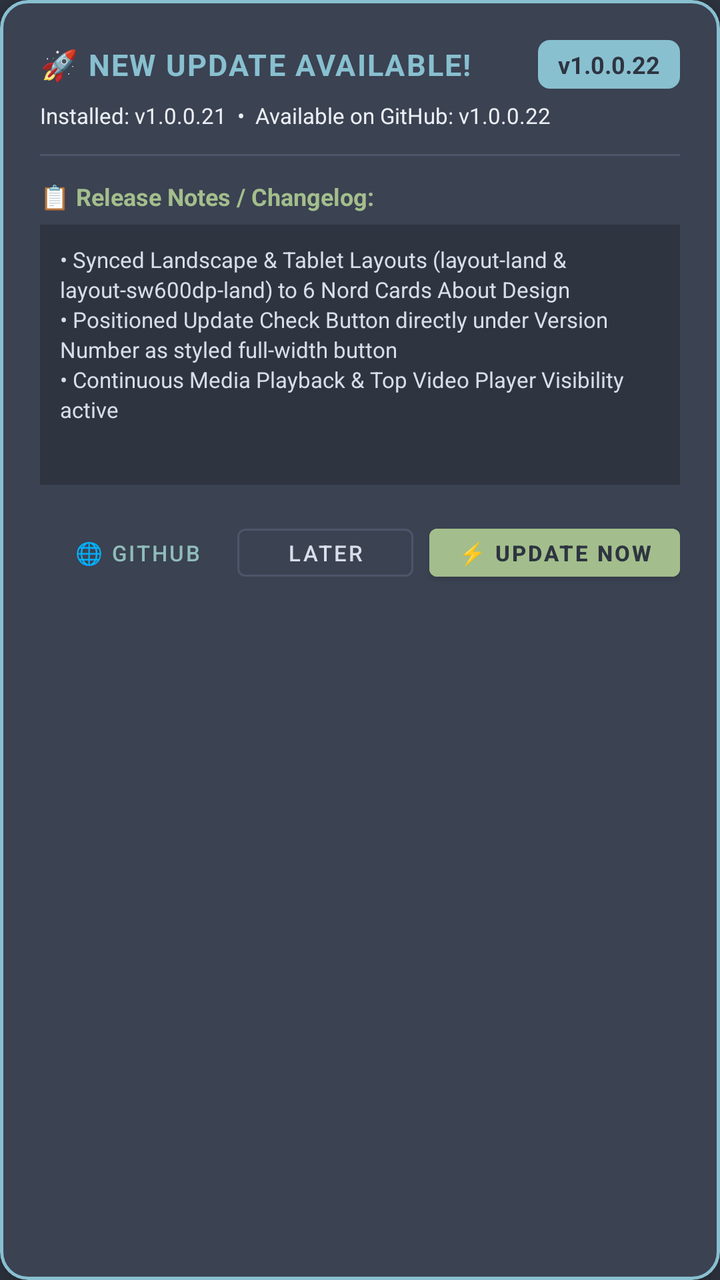
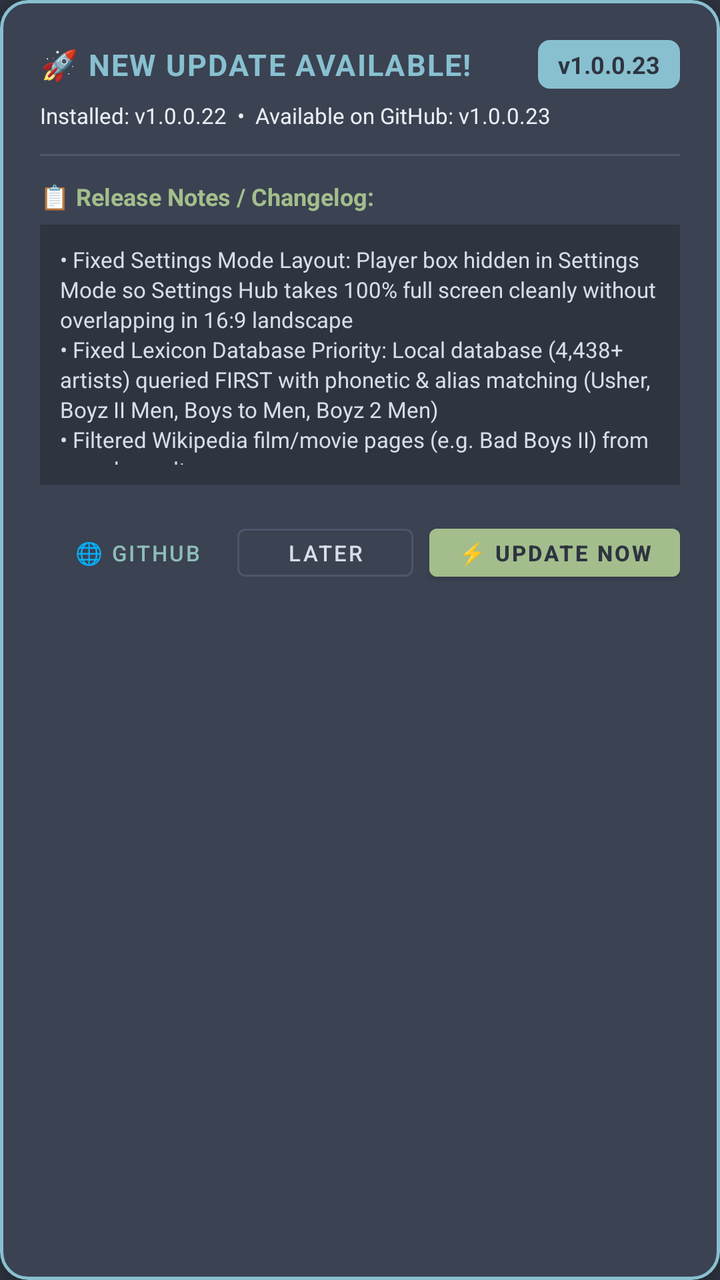

The first picture is an Android layout as it rendered before a commit; the second is the same layout after the commit. The layout source and the unified diff follow.
<!-- AndroidManifest.xml: application theme Theme.SNfetchPLAYER -->
<!-- res/layout/dialog_app_update.xml -->
<?xml version="1.0" encoding="utf-8"?>
<com.google.android.material.card.MaterialCardView xmlns:android="http://schemas.android.com/apk/res/android"
    xmlns:app="http://schemas.android.com/apk/res-auto"
    android:layout_width="match_parent"
    android:layout_height="wrap_content"
    android:layout_margin="16dp"
    app:cardBackgroundColor="@color/nord1"
    app:cardCornerRadius="14dp"
    app:cardElevation="8dp"
    app:strokeColor="@color/nord8"
    app:strokeWidth="1.5dp">

    <LinearLayout
        android:layout_width="match_parent"
        android:layout_height="wrap_content"
        android:orientation="vertical"
        android:padding="20dp">

        
        <LinearLayout
            android:layout_width="match_parent"
            android:layout_height="wrap_content"
            android:gravity="center_vertical"
            android:orientation="horizontal">

            <TextView
                android:layout_width="0dp"
                android:layout_height="wrap_content"
                android:layout_weight="1"
                android:letterSpacing="0.05"
                android:text="🚀 NEW UPDATE AVAILABLE!"
                android:textColor="@color/nord8"
                android:textSize="15sp"
                android:textStyle="bold" />

            <TextView
                android:id="@+id/tvNewVersionBadge"
                android:layout_width="wrap_content"
                android:layout_height="wrap_content"
                android:background="@drawable/badge_update_bg"
                android:paddingHorizontal="10dp"
                android:paddingVertical="4dp"
                android:text="v1.0.0.22"
                android:textColor="@color/nord0"
                android:textSize="12sp"
                android:textStyle="bold" />
        </LinearLayout>

        
        <TextView
            android:id="@+id/tvUpdateVersionSub"
            android:layout_width="match_parent"
            android:layout_height="wrap_content"
            android:layout_marginTop="6dp"
            android:text="Installed: v1.0.0.21  •  Available on GitHub: v1.0.0.22"
            android:textColor="@color/nord6"
            android:textSize="11sp" />

        
        <View
            android:layout_width="match_parent"
            android:layout_height="1dp"
            android:layout_marginVertical="12dp"
            android:background="@color/nord3" />

        <TextView
            android:layout_width="wrap_content"
            android:layout_height="wrap_content"
            android:text="📋 Release Notes / Changelog:"
            android:textColor="@color/nord14"
            android:textSize="12sp"
            android:textStyle="bold" />

        
        <androidx.core.widget.NestedScrollView
            android:layout_width="match_parent"
            android:layout_height="130dp"
            android:layout_marginTop="6dp"
            android:background="@color/nord0"
            android:padding="10dp">

            <TextView
                android:id="@+id/tvUpdateChangelog"
                android:layout_width="match_parent"
                android:layout_height="wrap_content"
                android:fontFamily="sans-serif"
                android:lineSpacingExtra="2dp"
                android:text="• Synced Landscape &amp; Tablet Layouts (layout-land &amp; layout-sw600dp-land) to 6 Nord Cards About Design\n• Positioned Update Check Button directly under Version Number as styled full-width button\n• Continuous Media Playback &amp; Top Video Player Visibility active"
                android:textColor="@color/nord4"
                android:textSize="11sp" />
        </androidx.core.widget.NestedScrollView>

        
        <LinearLayout
            android:id="@+id/layoutDownloadProgress"
            android:layout_width="match_parent"
            android:layout_height="wrap_content"
            android:layout_marginTop="12dp"
            android:orientation="vertical"
            android:visibility="gone">

            <ProgressBar
                android:id="@+id/pbDownloadProgress"
                style="?android:attr/progressBarStyleHorizontal"
                android:layout_width="match_parent"
                android:layout_height="8dp"
                android:max="100"
                android:progress="0"
                android:progressTint="@color/nord14" />

            <TextView
                android:id="@+id/tvDownloadProgressStatus"
                android:layout_width="match_parent"
                android:layout_height="wrap_content"
                android:layout_marginTop="4dp"
                android:gravity="center_horizontal"
                android:text="Downloading APK... 0%"
                android:textColor="@color/nord14"
                android:textSize="11sp" />
        </LinearLayout>

        
        <LinearLayout
            android:layout_width="match_parent"
            android:layout_height="wrap_content"
            android:layout_marginTop="16dp"
            android:gravity="end"
            android:orientation="horizontal">

            <com.google.android.material.button.MaterialButton
                android:id="@+id/btnOpenGitHub"
                style="@style/Widget.MaterialComponents.Button.TextButton"
                android:layout_width="wrap_content"
                android:layout_height="36dp"
                android:paddingHorizontal="10dp"
                android:text="🌐 GitHub"
                android:textColor="@color/nord7"
                android:textSize="11sp" />

            <com.google.android.material.button.MaterialButton
                android:id="@+id/btnLaterUpdate"
                style="@style/Widget.MaterialComponents.Button.OutlinedButton"
                android:layout_width="wrap_content"
                android:layout_height="36dp"
                android:layout_marginStart="6dp"
                android:paddingHorizontal="12dp"
                android:text="LATER"
                android:textColor="@color/nord4"
                android:textSize="11sp"
                app:strokeColor="@color/nord3"
                app:strokeWidth="1dp" />

            <com.google.android.material.button.MaterialButton
                android:id="@+id/btnDownloadUpdate"
                android:layout_width="wrap_content"
                android:layout_height="36dp"
                android:layout_marginStart="8dp"
                android:backgroundTint="@color/nord14"
                android:paddingHorizontal="14dp"
                android:text="⚡ UPDATE NOW"
                android:textColor="@color/nord0"
                android:textSize="11sp"
                android:textStyle="bold" />
        </LinearLayout>

    </LinearLayout>
</com.google.android.material.card.MaterialCardView>
<!-- resources referenced by this layout -->
<resources>
  <color name="nord0">#2E3440</color>
  <color name="nord1">#3B4252</color>
  <color name="nord14">#A3BE8C</color>
  <color name="nord3">#4C566A</color>
  <color name="nord4">#D8DEE9</color>
  <color name="nord6">#ECEFF4</color>
  <color name="nord7">#8FBCBB</color>
  <color name="nord8">#88C0D0</color>
  <!-- drawable badge_update_bg (drawable) -->
  <?xml version="1.0" encoding="utf-8"?>
  <shape xmlns:android="http://schemas.android.com/apk/res/android"
      android:shape="rectangle">
      <solid android:color="@color/nord8" />
      <corners android:radius="6dp" />
  </shape>
  <style name="Theme.SNfetchPLAYER" parent="Theme.MaterialComponents.DayNight.NoActionBar">
          <item name="colorPrimary">@color/nord8</item>
          <item name="colorPrimaryVariant">@color/nord10</item>
          <item name="colorOnPrimary">@color/nord0</item>
          <item name="colorSecondary">@color/nord7</item>
          <item name="colorSecondaryVariant">@color/nord9</item>
          <item name="colorOnSecondary">@color/nord0</item>
          <item name="android:statusBarColor">@color/nord0</item>
          <item name="android:navigationBarColor">@color/nord0</item>
          <item name="android:windowBackground">@color/nord0</item>
      </style>
  <color name="nord10">#5E81AC</color>
  <color name="nord9">#81A1C1</color>
</resources>

<!-- the commit's change to res/layout/dialog_app_update.xml (unified diff, before → after) -->
@@ -40,7 +40,7 @@
                 android:background="@drawable/badge_update_bg"
                 android:paddingHorizontal="10dp"
                 android:paddingVertical="4dp"
-                android:text="v1.0.0.22"
+                android:text="v1.0.0.23"
                 android:textColor="@color/nord0"
                 android:textSize="12sp"
                 android:textStyle="bold" />
@@ -52,7 +52,7 @@
             android:layout_width="match_parent"
             android:layout_height="wrap_content"
             android:layout_marginTop="6dp"
-            android:text="Installed: v1.0.0.21  •  Available on GitHub: v1.0.0.22"
+            android:text="Installed: v1.0.0.22  •  Available on GitHub: v1.0.0.23"
             android:textColor="@color/nord6"
             android:textSize="11sp" />
 
@@ -85,7 +85,7 @@
                 android:layout_height="wrap_content"
                 android:fontFamily="sans-serif"
                 android:lineSpacingExtra="2dp"
-                android:text="• Synced Landscape &amp; Tablet Layouts (layout-land &amp; layout-sw600dp-land) to 6 Nord Cards About Design\n• Positioned Update Check Button directly under Version Number as styled full-width button\n• Continuous Media Playback &amp; Top Video Player Visibility active"
+                android:text="• Fixed Settings Mode Layout: Player box hidden in Settings Mode so Settings Hub takes 100% full screen cleanly without overlapping in 16:9 landscape\n• Fixed Lexicon Database Priority: Local database (4,438+ artists) queried FIRST with phonetic &amp; alias matching (Usher, Boyz II Men, Boys to Men, Boyz 2 Men)\n• Filtered Wikipedia film/movie pages (e.g. Bad Boys II) from search results"
                 android:textColor="@color/nord4"
                 android:textSize="11sp" />
         </androidx.core.widget.NestedScrollView>
